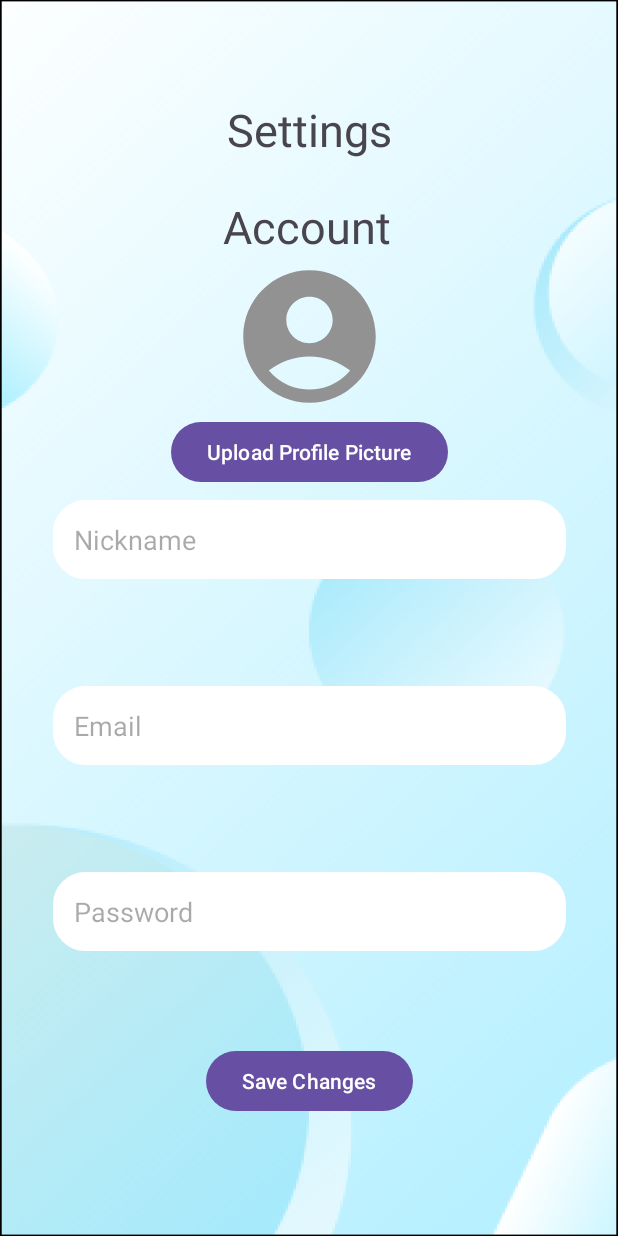
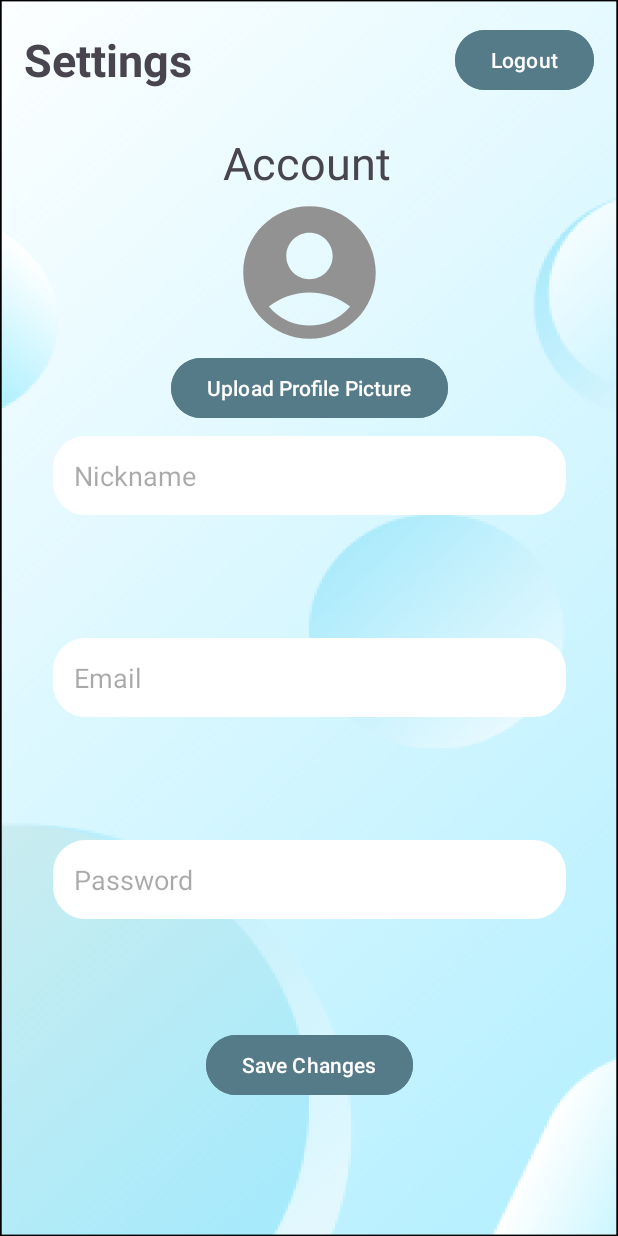
Before and after one commit to jhnndrmt/Payapa, an Android app: the ManageprofileActivity screen opened directly, with no data from a screen before it, on a phone screen of 412 x 824 dp. Run offline under Robolectric (Android 15) with nearby library versions, the phone set to English and light mode, and no system bars; our stand-ins replace Firebase (no records; nobody signed in at launch, a user with empty details on screens opened directly); pictures from the network do not load.

Commit message:
Add logout and fix back press

```diff
--- a/payapa.android/app/src/main/java/com/example/payapa/HomepageActivity.java
+++ b/payapa.android/app/src/main/java/com/example/payapa/HomepageActivity.java
@@ -87,7 +87,7 @@ public class HomepageActivity extends AppCompatActivity {
             public void handleOnBackPressed() {
                 if (doubleBackToExitPressedOnce) {
                     // Exit the app
-                    finishAffinity();
+//                    finishAffinity();
                 }
 
                 doubleBackToExitPressedOnce = true;
--- a/payapa.android/app/src/main/java/com/example/payapa/ManageprofileActivity.java
+++ b/payapa.android/app/src/main/java/com/example/payapa/ManageprofileActivity.java
@@ -35,7 +35,7 @@ public class ManageprofileActivity extends AppCompatActivity {
     private EditText passwordEditText;
     private ImageView profileImageView;
     private Button uploadProfilePictureButton;
-    private Button saveChangesButton;
+    private Button saveChangesButton, logoutBtn;
 
     @Override
     protected void onCreate(Bundle savedInstanceState) {
@@ -52,9 +52,16 @@ public class ManageprofileActivity extends AppCompatActivity {
         profileImageView = findViewById(R.id.profileImageView);
         uploadProfilePictureButton = findViewById(R.id.uploadProfilePictureButton);
         saveChangesButton = findViewById(R.id.saveChangesButton);
+        logoutBtn = findViewById(R.id.logoutBtn);
 
-        // Get current user
         String userId = auth.getCurrentUser().getUid();
+
+        logoutBtn.setOnClickListener(new View.OnClickListener() {
+            @Override
+            public void onClick(View v) {
+                logoutUser();
+            }
+        });
 
         // Fetch user data from Firestore
         db.collection("users").document(userId).get()
@@ -111,6 +118,15 @@ public class ManageprofileActivity extends AppCompatActivity {
                 saveChanges();
             }
         });
+    }
+
+    private void logoutUser() {
+        auth.signOut();
+        Toast.makeText(this, "Logged out successfully.", Toast.LENGTH_SHORT).show();
+
+        Intent intent = new Intent(ManageprofileActivity.this, LoginActivity.class);
+        startActivity(intent);
+        finish();
     }
 
     private void openImagePicker() {
--- a/payapa.android/app/src/main/res/layout/activity_manageprofile.xml
+++ b/payapa.android/app/src/main/res/layout/activity_manageprofile.xml
@@ -10,16 +10,30 @@
     android:background="@drawable/bg"
     tools:context=".ManageprofileActivity">
 
-    <TextView
-        android:id="@+id/textView"
-        android:layout_width="wrap_content"
+    <LinearLayout
+        android:id="@+id/linearLayout"
+        android:layout_width="match_parent"
         android:layout_height="wrap_content"
-        android:layout_marginTop="50dp"
-        android:text="Settings"
-        android:textSize="30dp"
-        app:layout_constraintEnd_toEndOf="parent"
-        app:layout_constraintStart_toStartOf="parent"
-        app:layout_constraintTop_toTopOf="parent" />
+        android:orientation="horizontal"
+        android:gravity="center_vertical"
+        app:layout_constraintTop_toTopOf="parent" >
+
+        <TextView
+            android:id="@+id/textView"
+            android:layout_width="0dp"
+            android:layout_height="wrap_content"
+            android:layout_weight="1"
+            android:text="Settings"
+            android:textSize="30sp"
+            android:textStyle="bold" />
+
+        <Button
+            android:id="@+id/logoutBtn"
+            android:layout_width="wrap_content"
+            android:layout_height="wrap_content"
+            android:text="Logout"
+            android:backgroundTint="@color/dgreen" />
+    </LinearLayout>
 
     <TextView
         android:id="@+id/textView3"
@@ -31,7 +45,7 @@
         app:layout_constraintEnd_toEndOf="parent"
         app:layout_constraintHorizontal_bias="0.496"
         app:layout_constraintStart_toStartOf="parent"
-        app:layout_constraintTop_toBottomOf="@+id/textView" />
+        app:layout_constraintTop_toBottomOf="@+id/linearLayout" />
 
     <ImageView
         android:id="@+id/profileImageView"
@@ -48,6 +62,7 @@
         android:id="@+id/uploadProfilePictureButton"
         android:layout_width="wrap_content"
         android:layout_height="wrap_content"
+        android:backgroundTint="@color/dgreen"
         android:text="Upload Profile Picture"
         app:layout_constraintBottom_toTopOf="@+id/nicknameEditText"
         app:layout_constraintEnd_toEndOf="parent"
@@ -107,13 +122,12 @@
         app:layout_constraintTop_toBottomOf="@+id/emailEditText"
         app:layout_constraintWidth_percent="0.9" />
 
-
-
     <Button
         android:id="@+id/saveChangesButton"
         android:layout_width="wrap_content"
         android:layout_height="wrap_content"
         android:text="Save Changes"
+        android:backgroundTint="@color/dgreen"
         app:layout_constraintBottom_toBottomOf="parent"
         app:layout_constraintEnd_toEndOf="parent"
         app:layout_constraintStart_toStartOf="parent"
```
Also changed, not shown: payapa.android/app/src/main/java/com/example/payapa/LoginActivity.java (+29 -0 lines).
